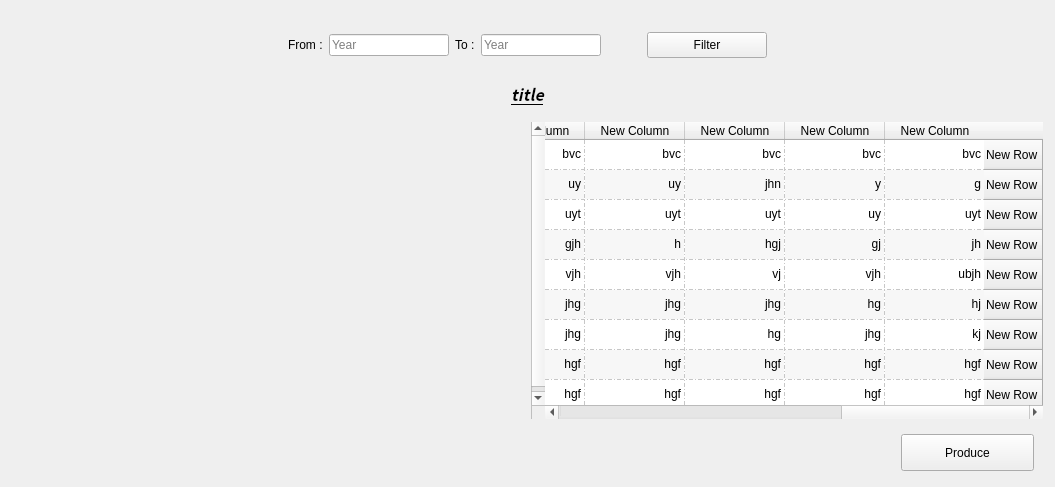
YassineBaghdadi/Students-Report, file source/ui/r1.ui: the form before one commit.
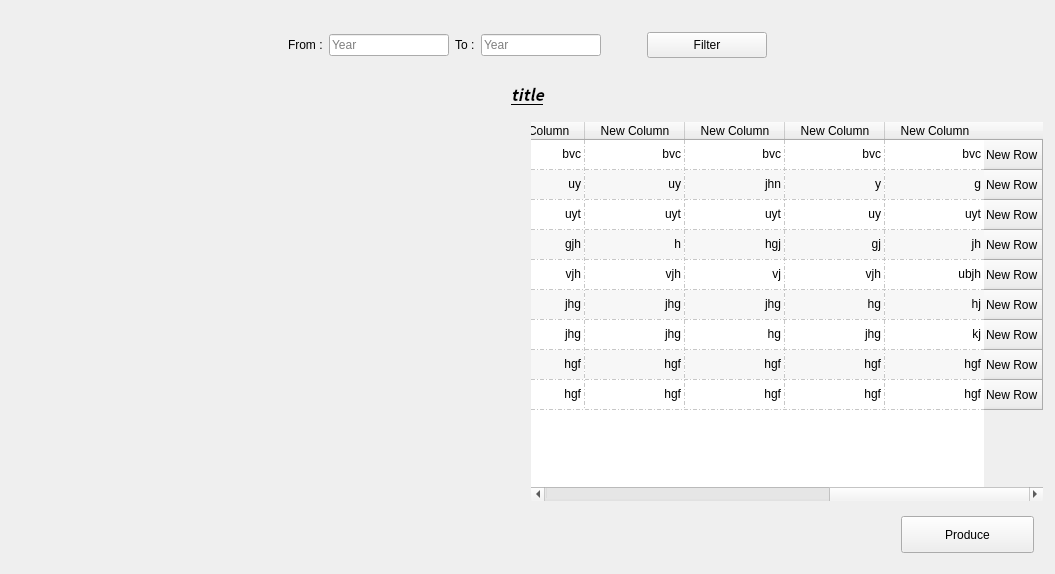
The form after the commit.

```diff
--- a/source/ui/r1.ui
+++ b/source/ui/r1.ui
@@ -7,7 +7,7 @@
     <x>0</x>
     <y>0</y>
     <width>1055</width>
-    <height>487</height>
+    <height>574</height>
    </rect>
   </property>
   <property name="windowTitle">
```
Left out of the diff: 2 changed lines with no effect on the pictures.
